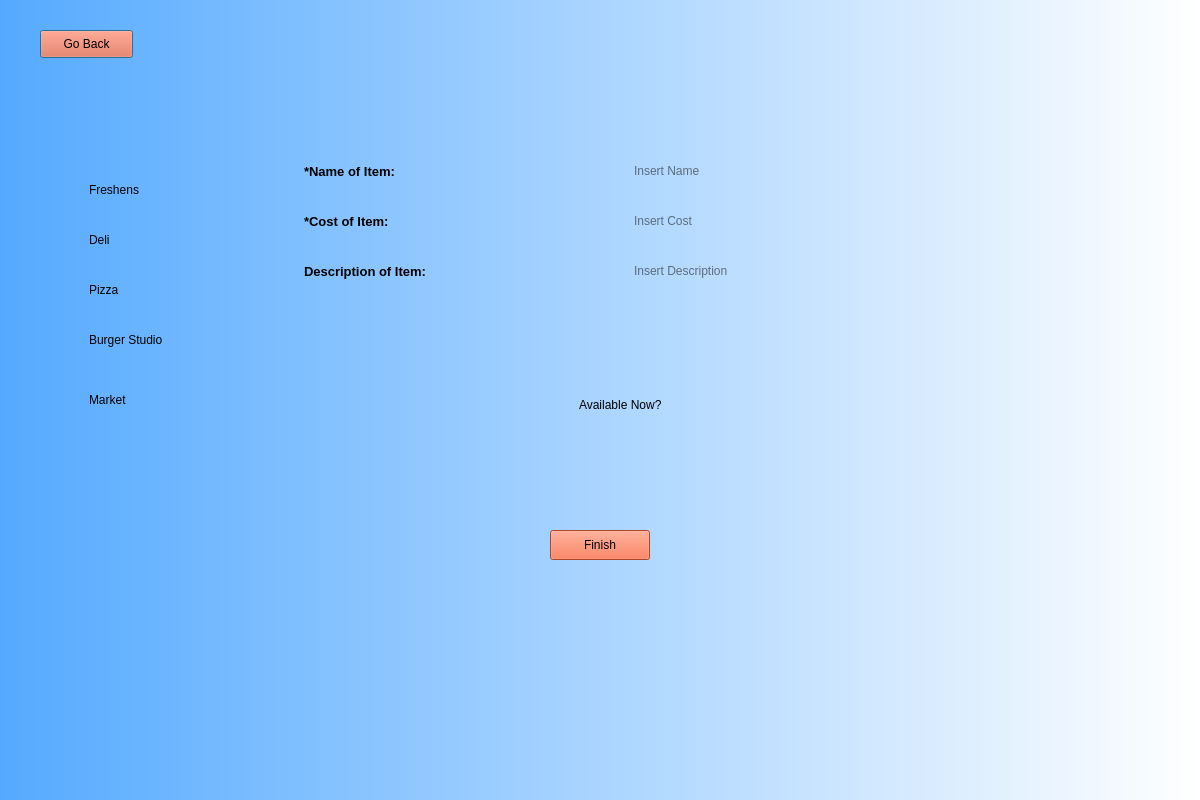
This is Frontend/KitchenAddItem.ui in YY0NII/DeskFood as Qt 5 draws it before an edit. The edited form follows.
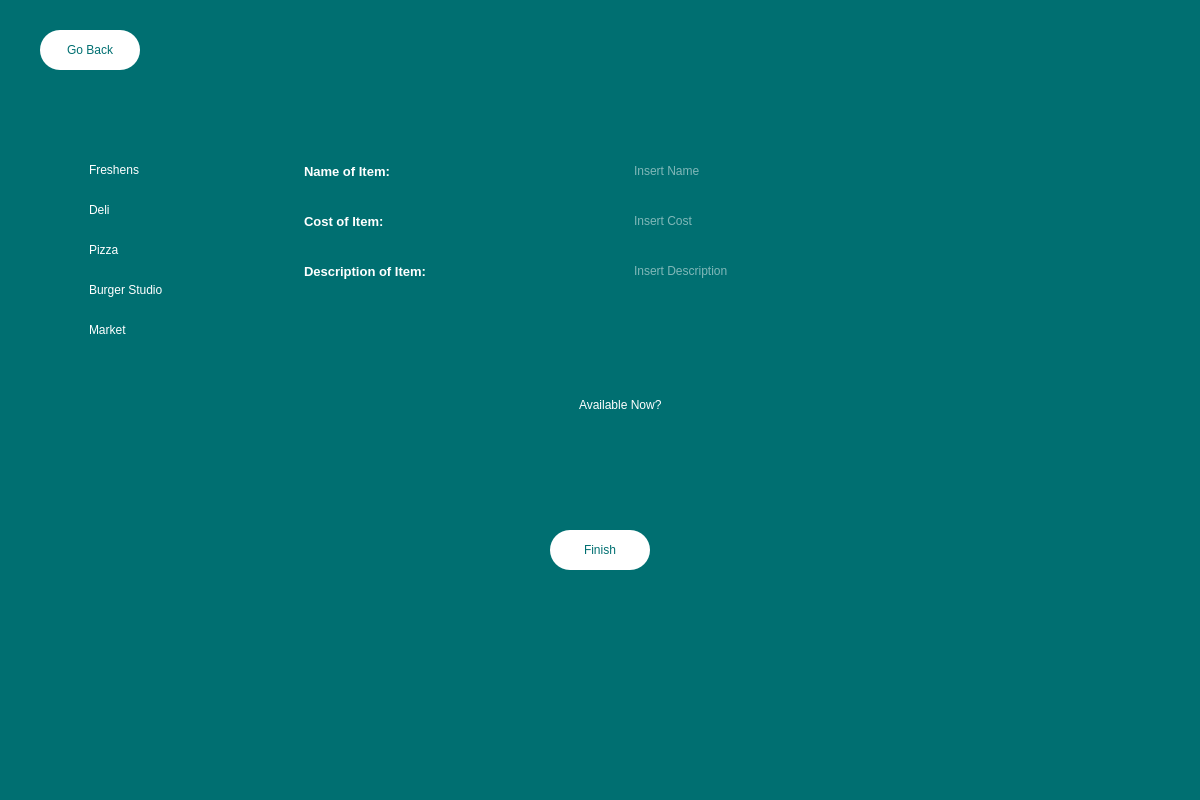
This is the edited form.

Diff of the .ui file:
```diff
--- a/Frontend/KitchenAddItem.ui
+++ b/Frontend/KitchenAddItem.ui
@@ -23,19 +23,23 @@
     </rect>
    </property>
    <property name="styleSheet">
-    <string notr="true">background-color: qlineargradient(spread:pad, x1:0, y1:0, x2:1, y2:0, stop:0 rgba(85, 170, 255, 255), stop:1 rgba(255, 255, 255, 255));</string>
+    <string notr="true">background-color:rgb(0, 111, 113);
+color: rgb(255, 255, 255);
+font: 87 12pt &quot;Arial Black&quot;;</string>
    </property>
    <widget class="QPushButton" name="returnBTN">
     <property name="geometry">
      <rect>
       <x>40</x>
       <y>30</y>
-      <width>93</width>
-      <height>28</height>
+      <width>100</width>
+      <height>40</height>
      </rect>
     </property>
     <property name="styleSheet">
-     <string notr="true">background-color: rgb(244, 96, 54);</string>
+     <string notr="true">background-color: rgb(255, 255, 255);border-radius:20px;
+color:rgb(0, 111, 113);
+</string>
     </property>
     <property name="text">
      <string>Go Back</string>
@@ -60,8 +64,8 @@
      <string>&lt;!DOCTYPE HTML PUBLIC &quot;-//W3C//DTD HTML 4.0//EN&quot; &quot;http://www.w3.org/TR/REC-html40/strict.dtd&quot;&gt;
 &lt;html&gt;&lt;head&gt;&lt;meta name=&quot;qrichtext&quot; content=&quot;1&quot; /&gt;&lt;style type=&quot;text/css&quot;&gt;
 p, li { white-space: pre-wrap; }
-&lt;/style&gt;&lt;/head&gt;&lt;body style=&quot; font-family:'MS Shell Dlg 2'; font-size:7.8pt; font-weight:400; font-style:normal;&quot;&gt;
-&lt;p style=&quot; margin-top:0px; margin-bottom:0px; margin-left:0px; margin-right:0px; -qt-block-indent:0; text-indent:0px;&quot;&gt;&lt;span style=&quot; font-size:10pt; font-weight:600;&quot;&gt;*Name of Item:&lt;/span&gt;&lt;/p&gt;&lt;/body&gt;&lt;/html&gt;</string>
+&lt;/style&gt;&lt;/head&gt;&lt;body style=&quot; font-family:'Arial Black'; font-size:12pt; font-weight:80; font-style:normal;&quot;&gt;
+&lt;p style=&quot; margin-top:0px; margin-bottom:0px; margin-left:0px; margin-right:0px; -qt-block-indent:0; text-indent:0px;&quot;&gt;&lt;span style=&quot; font-family:'MS Shell Dlg 2'; font-size:10pt; font-weight:600;&quot;&gt;Name of Item:&lt;/span&gt;&lt;/p&gt;&lt;/body&gt;&lt;/html&gt;</string>
     </property>
    </widget>
    <widget class="QTextBrowser" name="textBrowser_2">
@@ -83,8 +87,8 @@
      <string>&lt;!DOCTYPE HTML PUBLIC &quot;-//W3C//DTD HTML 4.0//EN&quot; &quot;http://www.w3.org/TR/REC-html40/strict.dtd&quot;&gt;
 &lt;html&gt;&lt;head&gt;&lt;meta name=&quot;qrichtext&quot; content=&quot;1&quot; /&gt;&lt;style type=&quot;text/css&quot;&gt;
 p, li { white-space: pre-wrap; }
-&lt;/style&gt;&lt;/head&gt;&lt;body style=&quot; font-family:'MS Shell Dlg 2'; font-size:7.8pt; font-weight:400; font-style:normal;&quot;&gt;
-&lt;p style=&quot; margin-top:0px; margin-bottom:0px; margin-left:0px; margin-right:0px; -qt-block-indent:0; text-indent:0px;&quot;&gt;&lt;span style=&quot; font-size:10pt; font-weight:600;&quot;&gt;Description of Item:&lt;/span&gt;&lt;/p&gt;&lt;/body&gt;&lt;/html&gt;</string>
+&lt;/style&gt;&lt;/head&gt;&lt;body style=&quot; font-family:'Arial Black'; font-size:12pt; font-weight:80; font-style:normal;&quot;&gt;
+&lt;p style=&quot; margin-top:0px; margin-bottom:0px; margin-left:0px; margin-right:0px; -qt-block-indent:0; text-indent:0px;&quot;&gt;&lt;span style=&quot; font-family:'MS Shell Dlg 2'; font-size:10pt; font-weight:600;&quot;&gt;Description of Item:&lt;/span&gt;&lt;/p&gt;&lt;/body&gt;&lt;/html&gt;</string>
     </property>
    </widget>
    <widget class="QTextBrowser" name="textBrowser_3">
@@ -106,8 +110,8 @@
      <string>&lt;!DOCTYPE HTML PUBLIC &quot;-//W3C//DTD HTML 4.0//EN&quot; &quot;http://www.w3.org/TR/REC-html40/strict.dtd&quot;&gt;
 &lt;html&gt;&lt;head&gt;&lt;meta name=&quot;qrichtext&quot; content=&quot;1&quot; /&gt;&lt;style type=&quot;text/css&quot;&gt;
 p, li { white-space: pre-wrap; }
-&lt;/style&gt;&lt;/head&gt;&lt;body style=&quot; font-family:'MS Shell Dlg 2'; font-size:7.8pt; font-weight:400; font-style:normal;&quot;&gt;
-&lt;p style=&quot; margin-top:0px; margin-bottom:0px; margin-left:0px; margin-right:0px; -qt-block-indent:0; text-indent:0px;&quot;&gt;&lt;span style=&quot; font-size:10pt; font-weight:600;&quot;&gt;*Cost of Item:&lt;/span&gt;&lt;/p&gt;&lt;/body&gt;&lt;/html&gt;</string>
+&lt;/style&gt;&lt;/head&gt;&lt;body style=&quot; font-family:'Arial Black'; font-size:12pt; font-weight:80; font-style:normal;&quot;&gt;
+&lt;p style=&quot; margin-top:0px; margin-bottom:0px; margin-left:0px; margin-right:0px; -qt-block-indent:0; text-indent:0px;&quot;&gt;&lt;span style=&quot; font-family:'MS Shell Dlg 2'; font-size:10pt; font-weight:600;&quot;&gt;Cost of Item:&lt;/span&gt;&lt;/p&gt;&lt;/body&gt;&lt;/html&gt;</string>
     </property>
    </widget>
    <widget class="QTextEdit" name="textName">
@@ -129,8 +133,8 @@
      <string>&lt;!DOCTYPE HTML PUBLIC &quot;-//W3C//DTD HTML 4.0//EN&quot; &quot;http://www.w3.org/TR/REC-html40/strict.dtd&quot;&gt;
 &lt;html&gt;&lt;head&gt;&lt;meta name=&quot;qrichtext&quot; content=&quot;1&quot; /&gt;&lt;style type=&quot;text/css&quot;&gt;
 p, li { white-space: pre-wrap; }
-&lt;/style&gt;&lt;/head&gt;&lt;body style=&quot; font-family:'MS Shell Dlg 2'; font-size:7.8pt; font-weight:400; font-style:normal;&quot;&gt;
-&lt;p style=&quot;-qt-paragraph-type:empty; margin-top:0px; margin-bottom:0px; margin-left:0px; margin-right:0px; -qt-block-indent:0; text-indent:0px;&quot;&gt;&lt;br /&gt;&lt;/p&gt;&lt;/body&gt;&lt;/html&gt;</string>
+&lt;/style&gt;&lt;/head&gt;&lt;body style=&quot; font-family:'Arial Black'; font-size:12pt; font-weight:80; font-style:normal;&quot;&gt;
+&lt;p style=&quot;-qt-paragraph-type:empty; margin-top:0px; margin-bottom:0px; margin-left:0px; margin-right:0px; -qt-block-indent:0; text-indent:0px; font-family:'MS Shell Dlg 2'; font-size:7.8pt; font-weight:400;&quot;&gt;&lt;br /&gt;&lt;/p&gt;&lt;/body&gt;&lt;/html&gt;</string>
     </property>
     <property name="placeholderText">
      <string>Insert Name</string>
@@ -155,8 +159,8 @@
      <string>&lt;!DOCTYPE HTML PUBLIC &quot;-//W3C//DTD HTML 4.0//EN&quot; &quot;http://www.w3.org/TR/REC-html40/strict.dtd&quot;&gt;
 &lt;html&gt;&lt;head&gt;&lt;meta name=&quot;qrichtext&quot; content=&quot;1&quot; /&gt;&lt;style type=&quot;text/css&quot;&gt;
 p, li { white-space: pre-wrap; }
-&lt;/style&gt;&lt;/head&gt;&lt;body style=&quot; font-family:'MS Shell Dlg 2'; font-size:7.8pt; font-weight:400; font-style:normal;&quot;&gt;
-&lt;p style=&quot;-qt-paragraph-type:empty; margin-top:0px; margin-bottom:0px; margin-left:0px; margin-right:0px; -qt-block-indent:0; text-indent:0px;&quot;&gt;&lt;br /&gt;&lt;/p&gt;&lt;/body&gt;&lt;/html&gt;</string>
+&lt;/style&gt;&lt;/head&gt;&lt;body style=&quot; font-family:'Arial Black'; font-size:12pt; font-weight:80; font-style:normal;&quot;&gt;
+&lt;p style=&quot;-qt-paragraph-type:empty; margin-top:0px; margin-bottom:0px; margin-left:0px; margin-right:0px; -qt-block-indent:0; text-indent:0px; font-family:'MS Shell Dlg 2'; font-size:7.8pt; font-weight:400;&quot;&gt;&lt;br /&gt;&lt;/p&gt;&lt;/body&gt;&lt;/html&gt;</string>
     </property>
     <property name="placeholderText">
      <string>Insert Cost</string>
@@ -181,8 +185,8 @@
      <string>&lt;!DOCTYPE HTML PUBLIC &quot;-//W3C//DTD HTML 4.0//EN&quot; &quot;http://www.w3.org/TR/REC-html40/strict.dtd&quot;&gt;
 &lt;html&gt;&lt;head&gt;&lt;meta name=&quot;qrichtext&quot; content=&quot;1&quot; /&gt;&lt;style type=&quot;text/css&quot;&gt;
 p, li { white-space: pre-wrap; }
-&lt;/style&gt;&lt;/head&gt;&lt;body style=&quot; font-family:'MS Shell Dlg 2'; font-size:7.8pt; font-weight:400; font-style:normal;&quot;&gt;
-&lt;p style=&quot;-qt-paragraph-type:empty; margin-top:0px; margin-bottom:0px; margin-left:0px; margin-right:0px; -qt-block-indent:0; text-indent:0px;&quot;&gt;&lt;br /&gt;&lt;/p&gt;&lt;/body&gt;&lt;/html&gt;</string>
+&lt;/style&gt;&lt;/head&gt;&lt;body style=&quot; font-family:'Arial Black'; font-size:12pt; font-weight:80; font-style:normal;&quot;&gt;
+&lt;p style=&quot;-qt-paragraph-type:empty; margin-top:0px; margin-bottom:0px; margin-left:0px; margin-right:0px; -qt-block-indent:0; text-indent:0px; font-family:'MS Shell Dlg 2'; font-size:7.8pt; font-weight:400;&quot;&gt;&lt;br /&gt;&lt;/p&gt;&lt;/body&gt;&lt;/html&gt;</string>
     </property>
     <property name="placeholderText">
      <string>Insert Description</string>
@@ -194,11 +198,13 @@
       <x>550</x>
       <y>530</y>
       <width>100</width>
-      <height>30</height>
+      <height>40</height>
      </rect>
     </property>
     <property name="styleSheet">
-     <string notr="true">background-color: rgb(244, 96, 54);</string>
+     <string notr="true">background-color: rgb(255, 255, 255);border-radius:20px;
+color:rgb(0, 111, 113);
+</string>
     </property>
     <property name="text">
      <string>Finish</string>
@@ -224,8 +230,8 @@
     <property name="geometry">
      <rect>
       <x>70</x>
-      <y>180</y>
-      <width>81</width>
+      <y>160</y>
+      <width>111</width>
       <height>20</height>
      </rect>
     </property>
@@ -240,7 +246,7 @@
     <property name="geometry">
      <rect>
       <x>70</x>
-      <y>230</y>
+      <y>200</y>
       <width>81</width>
       <height>20</height>
      </rect>
@@ -256,7 +262,7 @@
     <property name="geometry">
      <rect>
       <x>70</x>
-      <y>280</y>
+      <y>240</y>
       <width>81</width>
       <height>20</height>
      </rect>
@@ -272,8 +278,8 @@
     <property name="geometry">
      <rect>
       <x>70</x>
-      <y>330</y>
-      <width>121</width>
+      <y>280</y>
+      <width>141</width>
       <height>20</height>
      </rect>
     </property>
@@ -288,7 +294,7 @@
     <property name="geometry">
      <rect>
       <x>70</x>
-      <y>390</y>
+      <y>320</y>
       <width>81</width>
       <height>20</height>
      </rect>
```
